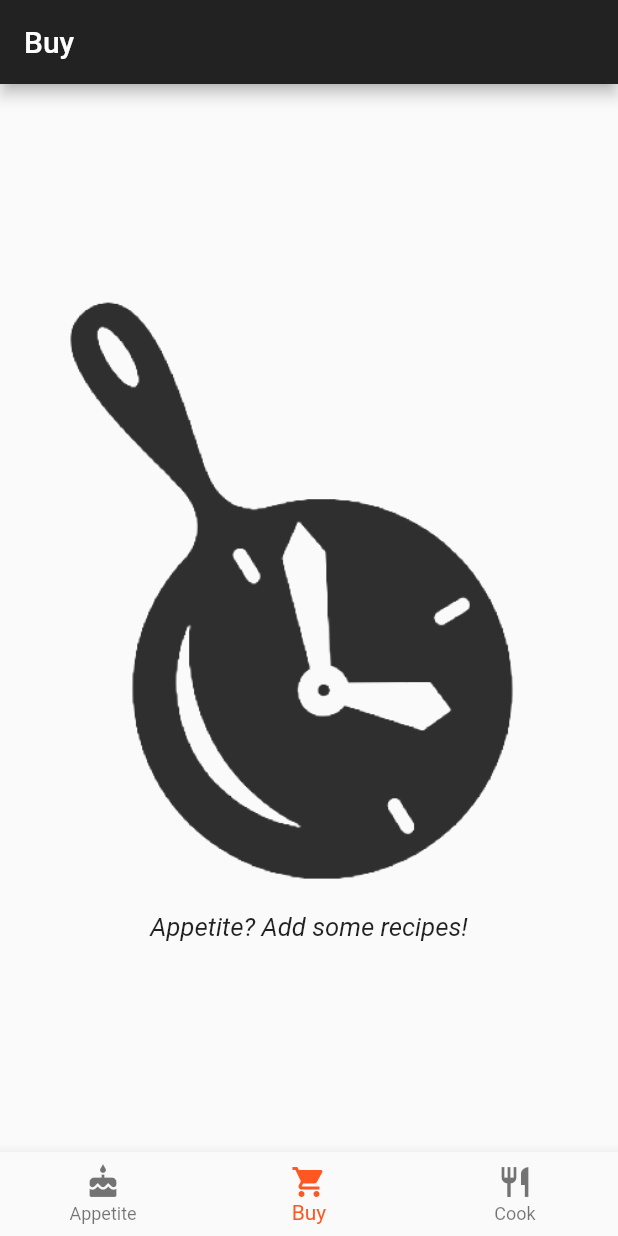
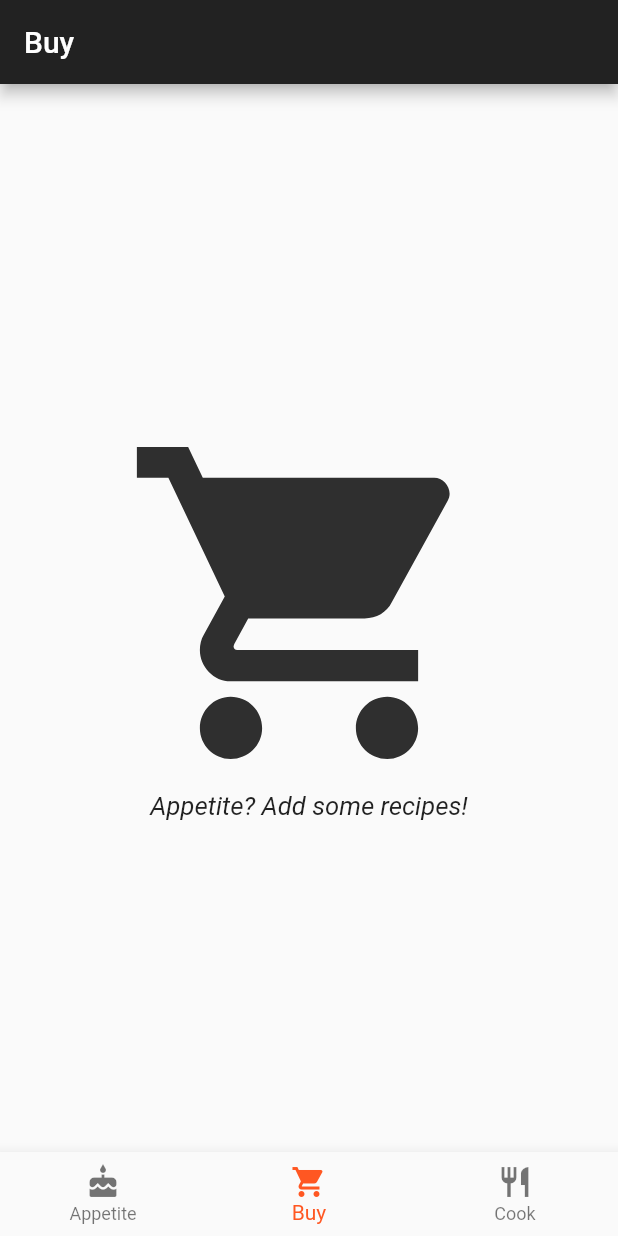
Before and after one commit to ucll-mobile-2021/project-arne-wally-s, a Flutter app: the screen it shows after launch, item 2 of the bottom bar chosen, on a phone screen of 412 x 824 dp. Run offline on Flutter 3.47's test engine with Material 2 defaults, Android fonts, the phone set to English and light mode, and no system bars; our stand-ins replace camera, shimmer, speech_to_text, sqflite; missing offline and left inert: esys_flutter_share; accounts and stored records are empty; generated files the repository leaves out were written again.

Commit message:
change pics pages

```diff
--- a/lib/buy/buy_page.dart
+++ b/lib/buy/buy_page.dart
@@ -23,8 +23,12 @@ class BuyWidgetState extends State<BuyWidget> {
             ? Column(
                 mainAxisAlignment: MainAxisAlignment.center,
                 children: [
-                  Image(
-                    image: AssetImage('assets/logo_pan.png'),
+                  Center(
+                    child: Icon(
+                      Icons.shopping_cart,
+                      size: 250,
+                      color: Theme.of(context).primaryColor.withAlpha(240),
+                    ),
                   ),
                   Text(
                     'Appetite? Add some recipes!',
@@ -36,9 +40,9 @@ class BuyWidgetState extends State<BuyWidget> {
                 ],
               )
             : Column(
-              crossAxisAlignment: CrossAxisAlignment.stretch,
-              children: [
-                DataTable(
+                crossAxisAlignment: CrossAxisAlignment.stretch,
+                children: [
+                  DataTable(
                     columns: [
                       DataColumn(label: Text('Selected')),
                       DataColumn(label: Text('Recipe')),
@@ -55,16 +59,18 @@ class BuyWidgetState extends State<BuyWidget> {
                             },
                             value: service.cart.recipes[index].selected,
                           )),
-                          DataCell(Text(service.cart.recipes[index].recipe.recipe.name)),
+                          DataCell(Text(
+                              service.cart.recipes[index].recipe.recipe.name)),
                           DataCell(Center(
-                              child: Text(
-                                  service.cart.recipes[index].recipe.persons.toString()))),
+                              child: Text(service
+                                  .cart.recipes[index].recipe.persons
+                                  .toString()))),
                         ]);
                       },
                     ),
                   ),
-              ],
-            ),
+                ],
+              ),
         floatingActionButton: Cart().isEmpty()
             ? SizedBox()
             : Stack(
```
Also changed, not shown: lib/cook/cook_page.dart (+5 -2 lines).
